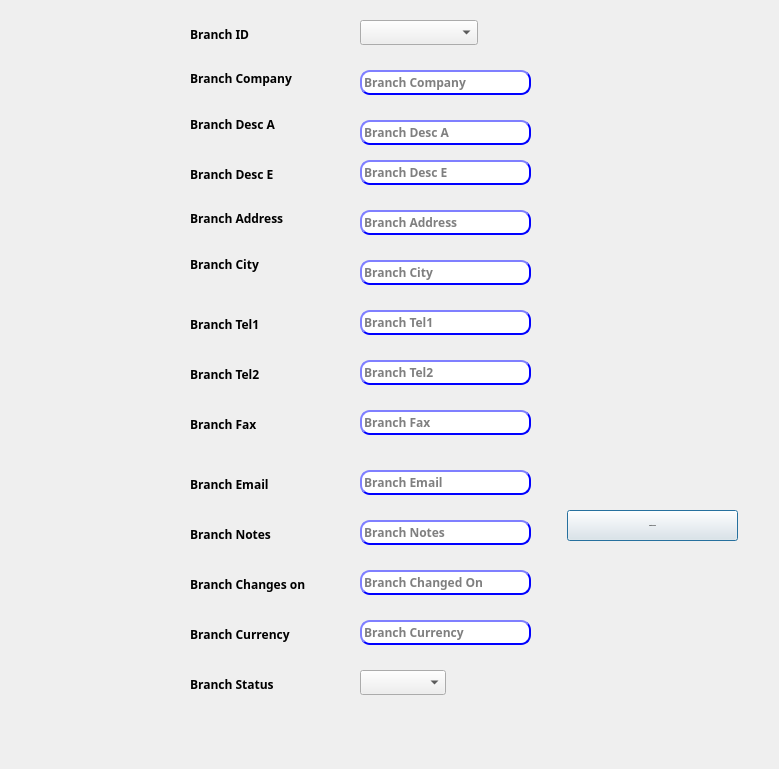
Above: presentation/authorization_ui/Branch.ui from shymaa123456/HyperPOS2020 before the change. Below: the same form after it.
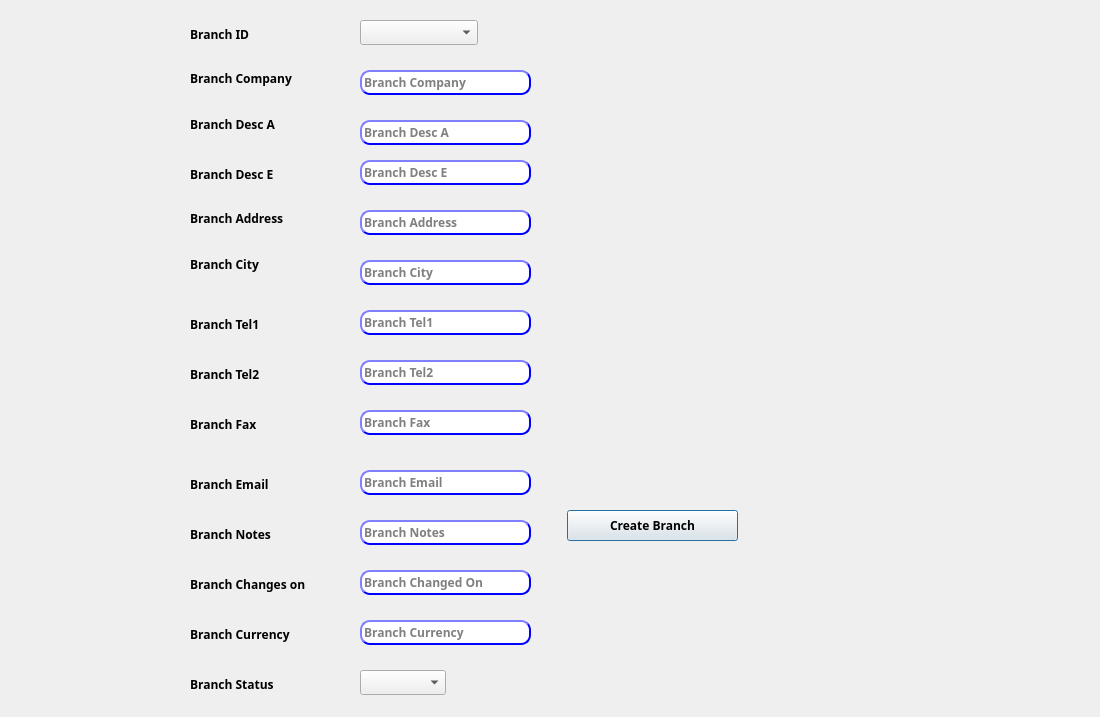
That is the form after the change.

```diff
--- a/presentation/authorization_ui/Branch.ui
+++ b/presentation/authorization_ui/Branch.ui
@@ -6,10 +6,22 @@
    <rect>
     <x>0</x>
     <y>0</y>
-    <width>779</width>
-    <height>769</height>
+    <width>1100</width>
+    <height>717</height>
    </rect>
   </property>
+  <property name="minimumSize">
+   <size>
+    <width>1100</width>
+    <height>717</height>
+   </size>
+  </property>
+  <property name="maximumSize">
+   <size>
+    <width>1100</width>
+    <height>717</height>
+   </size>
+  </property>
   <property name="windowTitle">
    <string>Branch</string>
   </property>
@@ -121,7 +133,6 @@
    <property name="font">
     <font>
      <family>29LT Bukra Regular</family>
-     <pointsize>-1</pointsize>
      <weight>75</weight>
      <italic>false</italic>
      <bold>true</bold>
```
